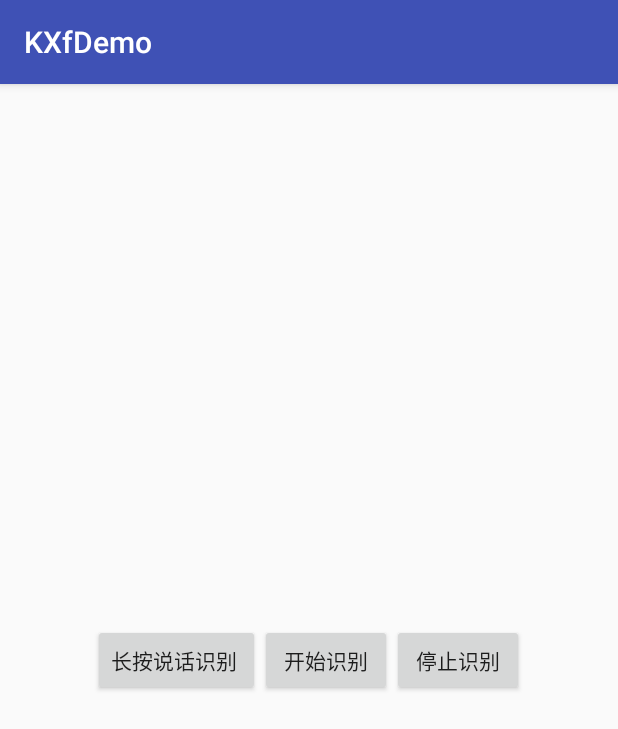
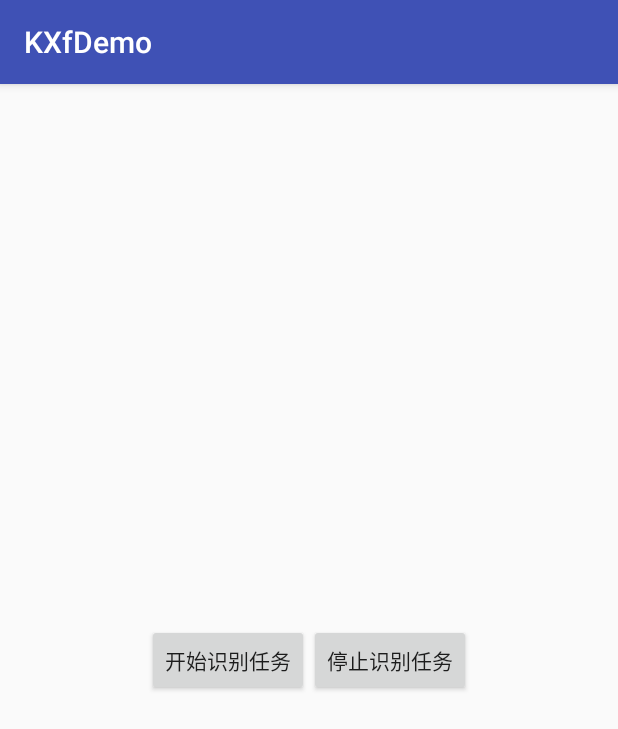
Before and after one commit to barryzzz/KXfDemo, an Android app: the screen it shows after launch (MainActivity), on a phone screen of 412 x 824 dp. Shown: the top 729 px of the screen. Run offline under Robolectric (Android 15) with nearby library versions, the phone set to English and light mode, and no system bars; libraries missing offline, so code that uses them is left out: com.xingfu.app; 4 statements that could not run were skipped.

Commit message:
update looper task!

```diff
--- a/app/src/main/res/layout/activity_main.xml
+++ b/app/src/main/res/layout/activity_main.xml
@@ -12,22 +12,24 @@
         android:layout_width="wrap_content"
         android:layout_height="wrap_content"
         android:text="长按说话识别 "
+        android:visibility="gone"
         app:layout_constraintBottom_toBottomOf="parent"
         app:layout_constraintLeft_toLeftOf="parent"
         app:layout_constraintRight_toRightOf="parent"
-        app:layout_constraintTop_toTopOf="parent" />
+        app:layout_constraintTop_toTopOf="parent"
+        tools:visibility="visible" />
 
     <Button
         android:layout_width="wrap_content"
         android:layout_height="wrap_content"
         android:onClick="startVoice"
-        android:text="开始识别" />
+        android:text="开始识别任务" />
 
     <Button
         android:layout_width="wrap_content"
         android:layout_height="wrap_content"
         android:onClick="stopVoice"
-        android:text="停止识别" />
+        android:text="停止识别任务" />
 
 
 </LinearLayout>
```
Also changed, not shown: app/src/main/java/com/xf/kxfdemo/MainActivity.java (+12 -6 lines).
